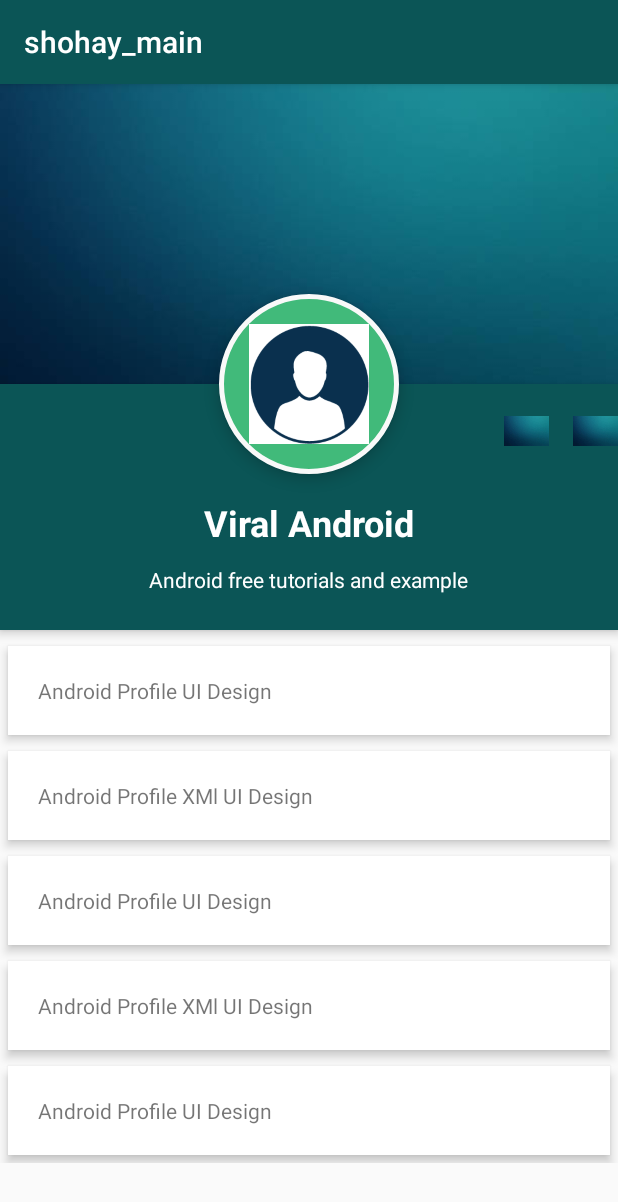
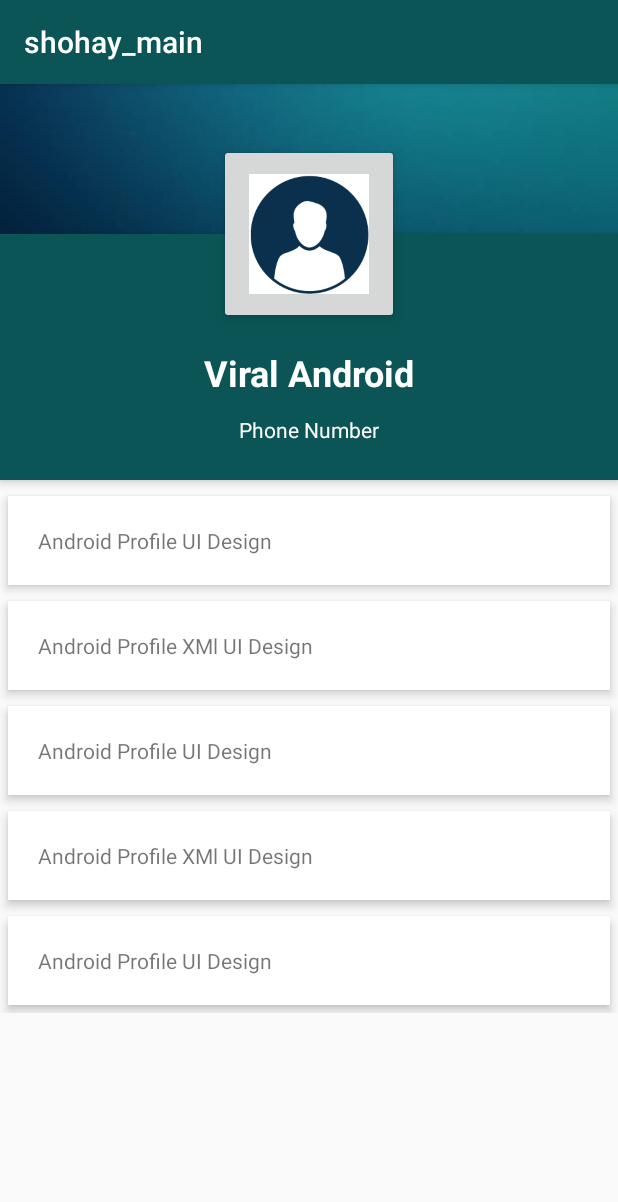
Before and after one commit to ishraklancer/shohay_main, an Android app: the Profile screen opened directly, with no data from a screen before it, on a phone screen of 412 x 824 dp. Shown: the top 1202 px of the screen. Run offline under Robolectric (Android 15) with nearby library versions, the phone set to English and light mode, and no system bars.

Commit message:
commit 2

```diff
--- a/app/build.gradle
+++ b/app/build.gradle
@@ -30,8 +30,8 @@ dependencies {
     implementation 'com.android.support:design:27.1.1'
     implementation 'com.google.firebase:firebase-auth:11.0.4'
     implementation 'com.google.firebase:firebase-database:11.0.4'
-    compile 'com.google.android.gms:play-services-maps:11.0.4'
-    compile 'com.google.android.gms:play-services-location:11.0.4'
+    implementation 'com.google.android.gms:play-services-maps:11.0.4'
+    implementation 'com.google.android.gms:play-services-location:11.0.4'
     testImplementation 'junit:junit:4.12'
     androidTestImplementation 'com.android.support.test:runner:1.0.2'
     androidTestImplementation 'com.android.support.test.espresso:espresso-core:3.0.2'
--- a/app/src/main/res/layout/activity_profile.xml
+++ b/app/src/main/res/layout/activity_profile.xml
@@ -10,7 +10,7 @@
         <ImageView
             android:id="@+id/header_cover_image"
             android:layout_width="match_parent"
-            android:layout_height="200dp"
+            android:layout_height="100dp"
             android:scaleType="centerCrop"
             android:src="@drawable/bg1" />
 
@@ -21,7 +21,6 @@
             android:layout_below="@+id/header_cover_image"
             android:layout_centerHorizontal="true"
             android:layout_marginTop="-60dp"
-            android:background="@drawable/profile_circular_border_imageview"
             android:elevation="5dp"
             android:padding="20dp"
             android:scaleType="centerCrop"
@@ -36,24 +35,6 @@
             android:elevation="4dp"
             android:paddingBottom="24dp">
 
-
-            <ImageView
-                android:id="@+id/add_friend"
-                android:layout_width="30dp"
-                android:layout_height="30dp"
-                android:layout_marginLeft="16dp"
-                android:layout_marginTop="16dp"
-                android:layout_toLeftOf="@+id/drop_down_option_menu"
-                android:src="@drawable/bg1" />
-
-            <ImageView
-                android:id="@+id/drop_down_option_menu"
-                android:layout_width="30dp"
-                android:layout_height="30dp"
-                android:layout_alignParentRight="true"
-                android:layout_marginLeft="16dp"
-                android:layout_marginTop="16dp"
-                android:src="@drawable/bg1" />
 
             <TextView
                 android:id="@+id/user_profile_name"
@@ -73,7 +54,7 @@
                 android:layout_below="@+id/user_profile_name"
                 android:layout_centerHorizontal="true"
                 android:layout_marginTop="12dp"
-                android:text="Android free tutorials and example"
+                android:text="Phone Number"
                 android:textColor="#fff"
                 android:textSize="14sp" />
         </RelativeLayout>
```
